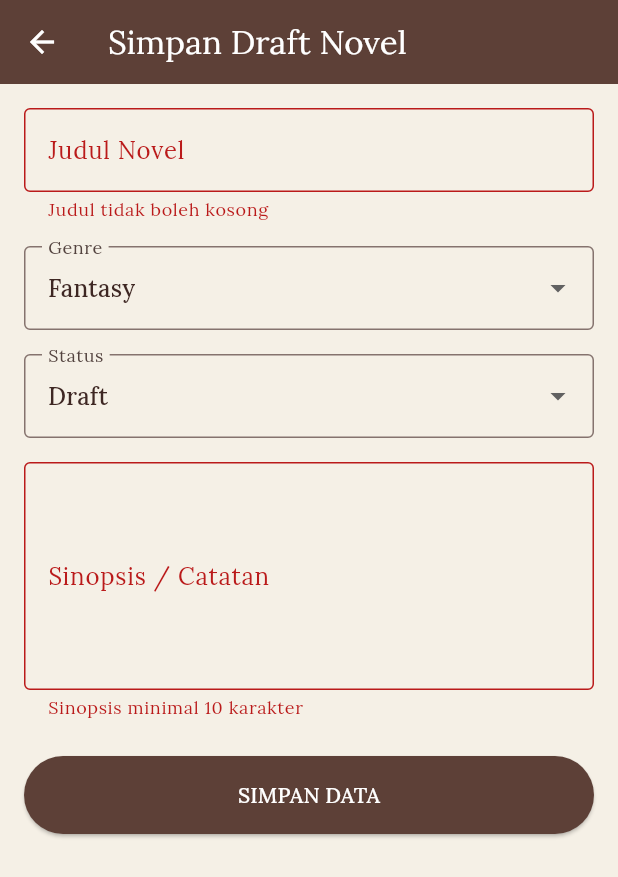
After one commit to Syaeful02/UTS_2415051059_Syaeful-Darmawan, a Flutter app: the CreateEditDraftScreen screen opened directly, after a tap on "SIMPAN DATA", on a phone screen of 412 x 824 dp. The commit adds this screen. Shown: the top 877 px of the screen. Run offline on Flutter 3.47's test engine with Material 3 defaults, Android fonts, the phone set to English and light mode, and no system bars; our stand-ins replace cached_network_image, google_fonts, supabase_flutter; accounts and stored records are empty; network calls fail.

Commit message:
feat: complete CRUD database, navigation, and passing data

```diff
--- /dev/null
+++ b/lib/providers/draft_provider.dart
@@ -0,0 +1,71 @@
+import 'package:flutter/material.dart';
+import '../models/draft_model.dart';
+import '../repositories/draft_repository.dart';
+
+class DraftProvider extends ChangeNotifier {
+  final DraftRepository _repository = DraftRepository();
+
+  List<DraftModel> _drafts = [];
+  bool _isLoading = false;
+  String? _errorMessage;
+
+  List<DraftModel> get drafts => _drafts;
+  bool get isLoading => _isLoading;
+  String? get errorMessage => _errorMessage;
+
+  // READ
+  Future<void> fetchDrafts() async {
+    _isLoading = true;
+    _errorMessage = null;
+    notifyListeners();
+
+    try {
+      _drafts = await _repository.getDrafts();
+      _isLoading = false;
+      notifyListeners();
+    } catch (e) {
+      _isLoading = false;
+      _errorMessage = e.toString();
+      notifyListeners();
+    }
+  }
+
+  // CREATE
+  Future<bool> addDraft(DraftModel draft) async {
+    try {
+      await _repository.addDraft(draft);
+      await fetchDrafts(); // Refresh data
+      return true;
+    } catch (e) {
+      _errorMessage = e.toString();
+      notifyListeners();
+      return false;
+    }
+  }
+
+  // UPDATE
+  Future<bool> updateDraft(DraftModel draft) async {
+    try {
+      await _repository.editDraft(draft);
+      await fetchDrafts(); // Refresh data
+      return true;
+    } catch (e) {
+      _errorMessage = e.toString();
+      notifyListeners();
+      return false;
+    }
+  }
+
+  // DELETE
+  Future<bool> deleteDraft(int id) async {
+    try {
+      await _repository.removeDraft(id);
+      await fetchDrafts(); // Refresh data
+      return true;
+    } catch (e) {
+      _errorMessage = e.toString();
+      notifyListeners();
+      return false;
+    }
+  }
+}
--- /dev/null
+++ b/lib/repositories/draft_repository.dart
@@ -0,0 +1,11 @@
+import '../models/draft_model.dart';
+import '../services/supabase_service.dart';
+
+class DraftRepository {
+  final SupabaseService _service = SupabaseService();
+
+  Future<List<DraftModel>> getDrafts() => _service.getDrafts();
+  Future<void> addDraft(DraftModel draft) => _service.createDraft(draft);
+  Future<void> editDraft(DraftModel draft) => _service.updateDraft(draft);
+  Future<void> removeDraft(int id) => _service.deleteDraft(id);
+}
--- /dev/null
+++ b/lib/screens/create_edit_draft_screen.dart
@@ -0,0 +1,147 @@
+import 'package:flutter/material.dart';
+import 'package:provider/provider.dart';
+import '../models/book_model.dart';
+import '../models/draft_model.dart';
+import '../providers/draft_provider.dart';
+
+class CreateEditDraftScreen extends StatefulWidget {
+  final BookModel? book; // Untuk Create dari API
+  final DraftModel? draft; // Untuk Edit dari Database
+
+  const CreateEditDraftScreen({super.key, this.book, this.draft});
+
+  @override
+  State<CreateEditDraftScreen> createState() => _CreateEditDraftScreenState();
+}
+
+class _CreateEditDraftScreenState extends State<CreateEditDraftScreen> {
+  final _formKey = GlobalKey<FormState>();
+  late TextEditingController _titleController;
+  late TextEditingController _synopsisController;
+  String _selectedGenre = 'Fantasy';
+  String _selectedStatus = 'Draft';
+
+  final List<String> genres = ['Fantasy', 'Romance', 'Sci-Fi', 'Horror', 'Mystery', 'Non-Fiction'];
+  final List<String> statuses = ['Draft', 'Writing', 'Completed'];
+
+  @override
+  void initState() {
+    super.initState();
+    // Jika dari API (Create)
+    if (widget.book != null) {
+      _titleController = TextEditingController(text: widget.book!.title);
+      _synopsisController = TextEditingController(text: widget.book!.description);
+    }
+    // Jika dari Database (Edit)
+    else if (widget.draft != null) {
+      _titleController = TextEditingController(text: widget.draft!.title);
+      _synopsisController = TextEditingController(text: widget.draft!.synopsis);
+      _selectedGenre = widget.draft!.genre;
+      _selectedStatus = widget.draft!.status;
+    }
+    // Fallback
+    else {
+      _titleController = TextEditingController();
+      _synopsisController = TextEditingController();
+    }
+  }
+
+  @override
+  void dispose() {
+    _titleController.dispose();
+    _synopsisController.dispose();
+    super.dispose();
+  }
+
+  void _saveData() async {
+    if (_formKey.currentState!.validate()) {
+      final provider = context.read<DraftProvider>();
+      final newDraft = DraftModel(
+        id: widget.draft?.id, // Null jika Create, ada isinya jika Edit
+        title: _titleController.text,
+        genre: _selectedGenre,
+        synopsis: _synopsisController.text,
+        status: _selectedStatus,
+      );
+
+      bool success;
+      if (widget.draft == null) {
+        success = await provider.addDraft(newDraft);
+      } else {
+        success = await provider.updateDraft(newDraft);
+      }
+
+      if (success && mounted) {
+        ScaffoldMessenger.of(context).showSnackBar(
+          SnackBar(content: Text(widget.draft == null ? 'Berhasil menambah draft!' : 'Berhasil mengubah draft!')),
+        );
+        Navigator.pop(context);
+      } else if (mounted) {
+        ScaffoldMessenger.of(context).showSnackBar(
+          const SnackBar(content: Text('Gagal menyimpan data.')),
+        );
+      }
+    }
+  }
+
+  @override
+  Widget build(BuildContext context) {
+    return Scaffold(
+      appBar: AppBar(
+        title: Text(widget.draft == null ? 'Simpan Draft Novel' : 'Edit Draft Novel'),
+        backgroundColor: const Color(0xFF5D4037),
+        foregroundColor: Colors.white,
+      ),
+      body: Form(
+        key: _formKey,
+        child: ListView(
+          padding: const EdgeInsets.all(16),
+          children: [
+            TextFormField(
+              controller: _titleController,
+              decoration: const InputDecoration(labelText: 'Judul Novel', border: OutlineInputBorder()),
+              validator: (value) => value!.isEmpty ? 'Judul tidak boleh kosong' : null,
+            ),
+            const SizedBox(height: 16),
+
+            // PERBAIKAN: value menjadi initialValue
+            DropdownButtonFormField<String>(
+              initialValue: _selectedGenre,
+              decoration: const InputDecoration(labelText: 'Genre', border: OutlineInputBorder()),
+              items: genres.map((e) => DropdownMenuItem(value: e, child: Text(e))).toList(),
+              onChanged: (val) => setState(() => _selectedGenre = val!),
+            ),
+
+            const SizedBox(height: 16),
+
+            // PERBAIKAN: value menjadi initialValue
+            DropdownButtonFormField<String>(
+              initialValue: _selectedStatus,
+              decoration: const InputDecoration(labelText: 'Status', border: OutlineInputBorder()),
+              items: statuses.map((e) => DropdownMenuItem(value: e, child: Text(e))).toList(),
+              onChanged: (val) => setState(() => _selectedStatus = val!),
+            ),
+
+            const SizedBox(height: 16),
+            TextFormField(
+              controller: _synopsisController,
+              maxLines: 5,
+              decoration: const InputDecoration(labelText: 'Sinopsis / Catatan', border: OutlineInputBorder()),
+              validator: (value) => value!.length < 10 ? 'Sinopsis minimal 10 karakter' : null,
+            ),
+            const SizedBox(height: 24),
+            ElevatedButton(
+              onPressed: _saveData,
+              style: ElevatedButton.styleFrom(
+                backgroundColor: const Color(0xFF5D4037),
+                foregroundColor: Colors.white,
+                padding: const EdgeInsets.symmetric(vertical: 16),
+              ),
+              child: const Text('SIMPAN DATA'),
+            )
+          ],
+        ),
+      ),
+    );
+  }
+}
--- /dev/null
+++ b/lib/services/supabase_service.dart
@@ -0,0 +1,32 @@
+import 'package:supabase_flutter/supabase_flutter.dart';
+import '../models/draft_model.dart';
+
+class SupabaseService {
+  final SupabaseClient _client = Supabase.instance.client;
+  final String _tableName = 'novel_drafts';
+
+  // READ
+  Future<List<DraftModel>> getDrafts() async {
+    final response = await _client
+        .from(_tableName)
+        .select()
+        .order('created_at', ascending: false);
+
+    return (response as List).map((item) => DraftModel.fromMap(item)).toList();
+  }
+
+  // CREATE
+  Future<void> createDraft(DraftModel draft) async {
+    await _client.from(_tableName).insert(draft.toMap());
+  }
+
+  // UPDATE
+  Future<void> updateDraft(DraftModel draft) async {
+    await _client.from(_tableName).update(draft.toMap()).eq('id', draft.id!);
+  }
+
+  // DELETE
+  Future<void> deleteDraft(int id) async {
+    await _client.from(_tableName).delete().eq('id', id);
+  }
+}
```
Also changed, not shown: lib/main.dart (+4 -7 lines), lib/screens/book_detail_screen.dart (added, +61 -0 lines), lib/screens/inspiration_screen.dart (+17 -1 lines), lib/screens/main_navigation_screen.dart (added, +38 -0 lines), lib/screens/my_library_screen.dart (added, +96 -0 lines).
